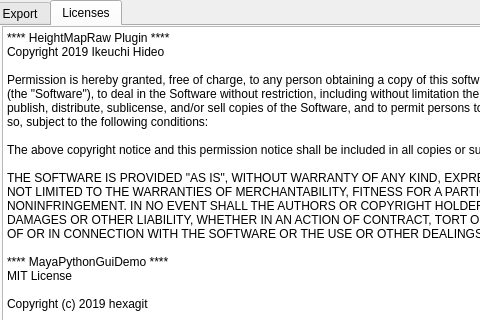
Above: gui/HeightMapToRaw.ui from ohtorii/maya_heightmap_to_raw before the change; both pictures show x 0 to 480 and y 0 to 320 of the 721 by 431 pixel window. Below: the same form after it.
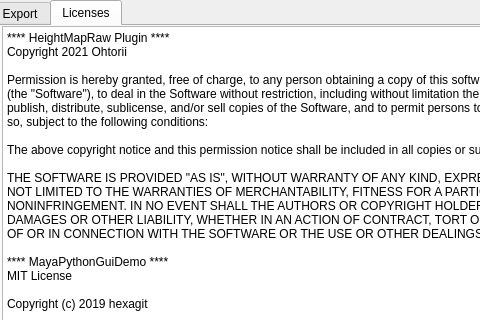
That is the form after the change. The open tabs and pages were chosen to show the change.

Diff of the .ui file:
```diff
--- a/gui/HeightMapToRaw.ui
+++ b/gui/HeightMapToRaw.ui
@@ -156,7 +156,7 @@
      </property>
      <property name="plainText">
       <string>**** HeightMapRaw Plugin ****
-Copyright 2019 Ikeuchi Hideo
+Copyright 2021 Ohtorii
 
 Permission is hereby granted, free of charge, to any person obtaining a copy of this software and associated documentation files (the &quot;Software&quot;), to deal in the Software without restriction, including without limitation the rights to use, copy, modify, merge, publish, distribute, sublicense, and/or sell copies of the Software, and to permit persons to whom the Software is furnished to do so, subject to the following conditions:
 
```
